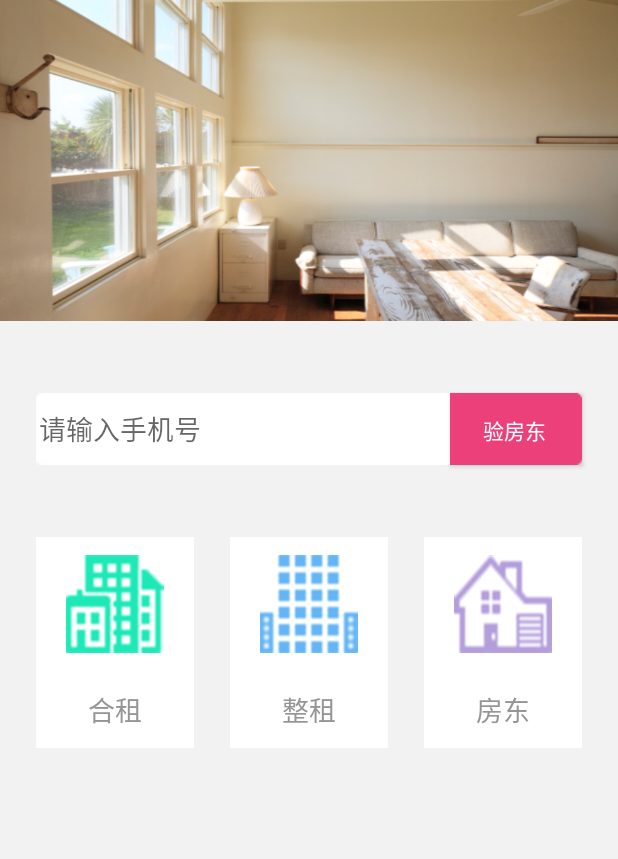
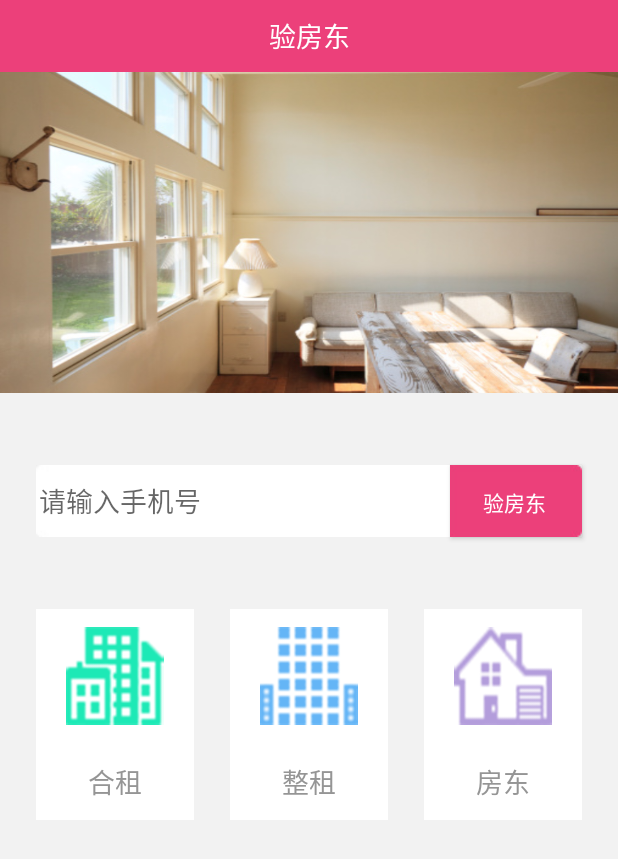
Before and after one commit to altsen/SearchHouseOwner, an Android app: the screen it shows after launch (MainActivity), on a phone screen of 412 x 824 dp. Shown: the top 859 px of the screen. Run offline under Robolectric (Android 15) with nearby library versions, the phone set to English and light mode, and no system bars.

Commit message:
安卓客户端外观修饰

```diff
--- /dev/null
+++ b/andriod/SearchHouseOwner/app/src/main/java/com/wiwide/common/CommonUtil.java
@@ -0,0 +1,26 @@
+package com.wiwide.common;
+
+import android.app.Activity;
+import android.graphics.Color;
+import android.os.Build;
+import android.view.Window;
+import android.view.WindowManager;
+
+/**
+ * 常用工具方法
+ * Created by yueguang on 16-1-26.
+ */
+public class CommonUtil {
+
+    public static void setStatusBarColor(Activity activity, int statusBarColor) {
+        if (Build.VERSION.SDK_INT >= Build.VERSION_CODES.LOLLIPOP) {
+            Window window = activity.getWindow();
+            if (statusBarColor == Color.BLACK && window.getNavigationBarColor() == Color.BLACK) {
+                window.clearFlags(WindowManager.LayoutParams.FLAG_DRAWS_SYSTEM_BAR_BACKGROUNDS);
+            } else {
+                window.addFlags(WindowManager.LayoutParams.FLAG_DRAWS_SYSTEM_BAR_BACKGROUNDS);
+            }
+            window.setStatusBarColor(statusBarColor);
+        }
+    }
+}
--- a/andriod/SearchHouseOwner/app/src/main/java/com/wiwide/searchhouseowner/HouseActivity.java
+++ b/andriod/SearchHouseOwner/app/src/main/java/com/wiwide/searchhouseowner/HouseActivity.java
@@ -8,6 +8,7 @@ import android.widget.TextView;
 
 import com.facebook.drawee.backends.pipeline.Fresco;
 import com.facebook.drawee.view.SimpleDraweeView;
+import com.wiwide.common.CommonUtil;
 
 import org.json.JSONException;
 import org.json.JSONObject;
@@ -24,6 +25,8 @@ public class HouseActivity extends Activity {
         Fresco.initialize(this);
         setContentView(R.layout.activity_house);
 
+        int mainColor = getResources().getColor(R.color.mainColor);
+        CommonUtil.setStatusBarColor(this, mainColor);
 
         initData(getIntent());
     }
--- a/andriod/SearchHouseOwner/app/src/main/java/com/wiwide/searchhouseowner/MainActivity.java
+++ b/andriod/SearchHouseOwner/app/src/main/java/com/wiwide/searchhouseowner/MainActivity.java
@@ -12,6 +12,7 @@ import com.loopj.android.http.AsyncHttpClient;
 import com.loopj.android.http.RequestParams;
 import com.loopj.android.http.TextHttpResponseHandler;
 import com.wiwide.common.CommonDefine;
+import com.wiwide.common.CommonUtil;
 
 import org.apache.http.Header;
 
@@ -31,6 +32,10 @@ public class MainActivity extends Activity implements View.OnClickListener {
     protected void onCreate(Bundle savedInstanceState) {
         super.onCreate(savedInstanceState);
         setContentView(R.layout.activity_main);
+
+        int mainColor = getResources().getColor(R.color.mainColor);
+        CommonUtil.setStatusBarColor(this, mainColor);
+
         mPhone = (EditText) findViewById(R.id.phone);
         findViewById(R.id.check).setOnClickListener(this);
     }
--- a/andriod/SearchHouseOwner/app/src/main/java/com/wiwide/searchhouseowner/ResultActivity.java
+++ b/andriod/SearchHouseOwner/app/src/main/java/com/wiwide/searchhouseowner/ResultActivity.java
@@ -22,6 +22,7 @@ import com.loopj.android.http.AsyncHttpClient;
 import com.loopj.android.http.RequestParams;
 import com.loopj.android.http.TextHttpResponseHandler;
 import com.wiwide.common.CommonDefine;
+import com.wiwide.common.CommonUtil;
 import com.wiwide.data.HouseInfo;
 
 import org.apache.http.Header;
@@ -47,6 +48,9 @@ public class ResultActivity extends Activity implements View.OnClickListener, Ad
         super.onCreate(savedInstanceState);
         Fresco.initialize(this);
         setContentView(R.layout.activity_result);
+
+        int mainColor = getResources().getColor(R.color.mainColor);
+        CommonUtil.setStatusBarColor(this, mainColor);
 
         initData(getIntent());
         mPhone = getIntent().getStringExtra(MainActivity.PHONE);
--- a/andriod/SearchHouseOwner/app/src/main/java/com/wiwide/searchhouseowner/WelcomeActivity.java
+++ b/andriod/SearchHouseOwner/app/src/main/java/com/wiwide/searchhouseowner/WelcomeActivity.java
@@ -5,12 +5,17 @@ import android.content.Intent;
 import android.os.Bundle;
 import android.os.Handler;
 
+import com.wiwide.common.CommonUtil;
+
 public class WelcomeActivity extends Activity {
 
     @Override
     protected void onCreate(Bundle savedInstanceState) {
         super.onCreate(savedInstanceState);
         setContentView(R.layout.activity_welcome);
+
+        int mainColor = getResources().getColor(R.color.welcomeColor);
+        CommonUtil.setStatusBarColor(this, mainColor);
 
         new Handler().postDelayed(new Runnable() {
             @Override
--- a/andriod/SearchHouseOwner/app/src/main/res/layout/activity_house.xml
+++ b/andriod/SearchHouseOwner/app/src/main/res/layout/activity_house.xml
@@ -9,7 +9,7 @@
         android:layout_width="match_parent"
         android:layout_height="48dp"
         android:layout_gravity="center_horizontal"
-        android:background="#ec407a"
+        android:background="@color/mainColor"
         android:gravity="center"
         android:text="@string/house_details"
         android:textAppearance="?android:attr/textAppearanceMedium"
@@ -44,14 +44,14 @@
             android:layout_marginTop="12dp"
             android:text="价格"
             android:textAppearance="?android:attr/textAppearanceMedium"
-            android:textColor="#ec407a" />
+            android:textColor="@color/mainColor" />
 
     </LinearLayout>
 
     <View
         android:layout_width="match_parent"
         android:layout_height="1dp"
-        android:background="#ec407a" />
+        android:background="@color/mainColor" />
 
     <LinearLayout
         android:layout_width="match_parent"
--- a/andriod/SearchHouseOwner/app/src/main/res/layout/activity_main.xml
+++ b/andriod/SearchHouseOwner/app/src/main/res/layout/activity_main.xml
@@ -5,10 +5,22 @@
     android:background="#f2f2f2"
     android:orientation="vertical">
 
+    <TextView
+        android:id="@+id/title"
+        android:layout_width="match_parent"
+        android:layout_height="48dp"
+        android:layout_gravity="center_horizontal"
+        android:background="@color/mainColor"
+        android:gravity="center"
+        android:text="@string/app_name"
+        android:textAppearance="?android:attr/textAppearanceMedium"
+        android:textColor="#ffffff" />
+
     <ImageView
         android:id="@+id/header"
         android:layout_width="match_parent"
         android:layout_height="214dp"
+        android:layout_below="@id/title"
         android:background="@drawable/header" />
 
     <Button
--- a/andriod/SearchHouseOwner/app/src/main/res/layout/activity_result.xml
+++ b/andriod/SearchHouseOwner/app/src/main/res/layout/activity_result.xml
@@ -9,7 +9,7 @@
         android:layout_width="match_parent"
         android:layout_height="48dp"
         android:layout_gravity="center_horizontal"
-        android:background="#ec407a"
+        android:background="@color/mainColor"
         android:gravity="center"
         android:text="@string/really_owner"
         android:textAppearance="?android:attr/textAppearanceMedium"
@@ -21,8 +21,8 @@
         android:layout_height="0dp"
         android:layout_gravity="center_horizontal"
         android:layout_weight="1"
-        android:dividerHeight="1dp"
-        android:divider="#ec407a" />
+        android:divider="@color/mainColor"
+        android:dividerHeight="1dp" />
 
     <Button
         android:id="@+id/call"
--- a/andriod/SearchHouseOwner/app/src/main/res/layout/house_item.xml
+++ b/andriod/SearchHouseOwner/app/src/main/res/layout/house_item.xml
@@ -38,6 +38,6 @@
             android:layout_marginTop="5dp"
             android:text="Medium Text"
             android:textAppearance="?android:attr/textAppearanceMedium"
-            android:textColor="#ec407a" />
+            android:textColor="@color/mainColor" />
     </LinearLayout>
 </LinearLayout>
--- a/andriod/SearchHouseOwner/app/src/main/res/values/colors.xml
+++ b/andriod/SearchHouseOwner/app/src/main/res/values/colors.xml
@@ -3,4 +3,6 @@
     <color name="colorPrimary">#3F51B5</color>
     <color name="colorPrimaryDark">#303F9F</color>
     <color name="colorAccent">#FF4081</color>
+    <color name="mainColor">#ec407a</color>
+    <color name="welcomeColor">#4e1f0f</color>
 </resources>
--- a/andriod/SearchHouseOwner/app/src/main/res/values/strings.xml
+++ b/andriod/SearchHouseOwner/app/src/main/res/values/strings.xml
@@ -1,5 +1,5 @@
 <resources>
-    <string name="app_name">SearchHouseOwner</string>
+    <string name="app_name">验房东</string>
     <string name="check">验房东</string>
     <string name="tip">请输入手机号</string>
     <string name="phone_err">手机号码为空或错误,请重新输入</string>
```
Also changed, not shown: andriod/SearchHouseOwner/app/src/main/res/layout/activity_welcome.xml (+2 -14 lines), andriod/SearchHouseOwner/app/src/main/res/drawable/welcome.jpg (added), andriod/SearchHouseOwner/app/src/main/res/mipmap-hdpi/logo.png, andriod/SearchHouseOwner/app/src/main/res/mipmap-mdpi/logo.png, andriod/SearchHouseOwner/app/src/main/res/mipmap-xxhdpi/logo.png, andriod/SearchHouseOwner/app/src/main/res/mipmap-xxxhdpi/logo.png.
